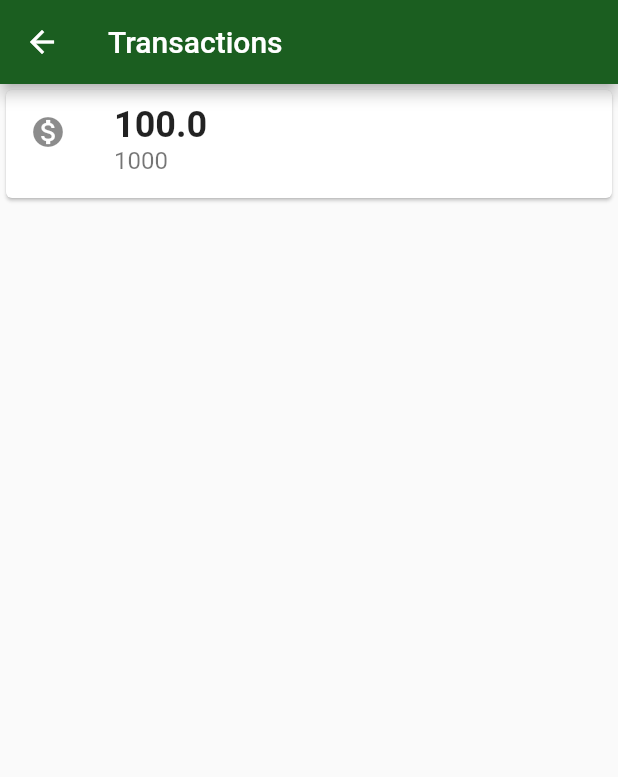
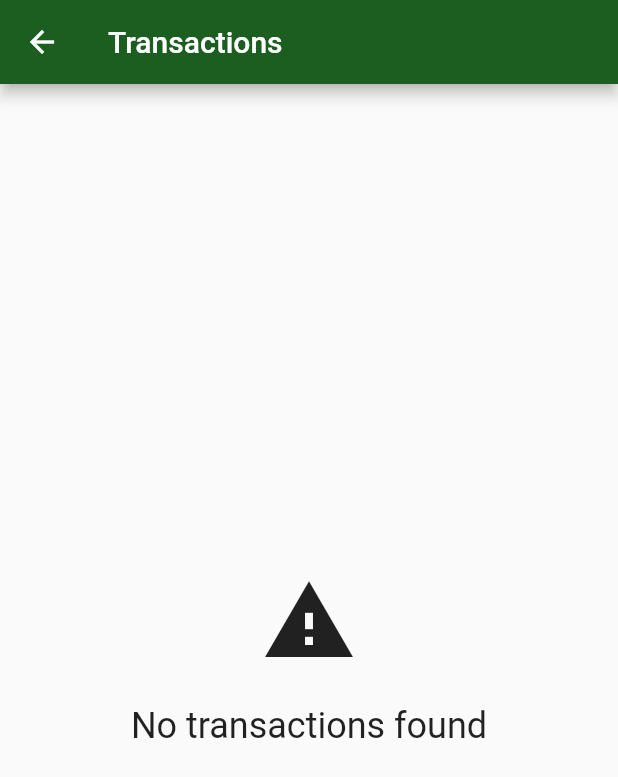
Before and after one commit to Gustav98/bytebank_persistencia_de_dados, a Flutter app: the screen it shows after launch, after a tap on "Transaction feed", on a phone screen of 412 x 824 dp. Shown: the top 777 px of the screen. Run offline on Flutter 3.47's test engine with Material 2 defaults, Android fonts, the phone set to English and light mode, and no system bars; our stand-ins replace sqflite; missing offline and left inert: http_interceptor; accounts and stored records are empty; statements that could not run were skipped.

Commit message:
Tratatativas para rota inválida, retorno vazio e mensagem sem transações

```diff
--- /dev/null
+++ b/lib/components/centered_message.dart
@@ -0,0 +1,41 @@
+import 'package:flutter/material.dart';
+
+class CenteredMessage extends StatelessWidget {
+  final String message;
+  final IconData? icon;
+  final double iconSize;
+  final double fontSize;
+
+  CenteredMessage(
+    this.message, {
+    this.icon,
+    this.iconSize = 64,
+    this.fontSize = 24,
+  });
+
+  @override
+  Widget build(BuildContext context) {
+    return Center(
+      child: Column(
+        mainAxisAlignment: MainAxisAlignment.center,
+        crossAxisAlignment: CrossAxisAlignment.center,
+        children: <Widget>[
+          Visibility(
+            child: Icon(
+              icon,
+              size: iconSize,
+            ),
+            visible: icon != null,
+          ),
+          Padding(
+            padding: const EdgeInsets.only(top: 24.0),
+            child: Text(
+              message,
+              style: TextStyle(fontSize: fontSize),
+            ),
+          ),
+        ],
+      ),
+    );
+  }
+}
--- /dev/null
+++ b/lib/components/progress.dart
@@ -0,0 +1,23 @@
+import 'package:flutter/material.dart';
+
+class Progress extends StatelessWidget {
+  final String message;
+
+  Progress({this.message = 'Loading'});
+  @override
+  Widget build(BuildContext context) {
+    return Center(
+      child: Column(
+        mainAxisAlignment: MainAxisAlignment.center,
+        crossAxisAlignment: CrossAxisAlignment.center,
+        children: <Widget>[
+          CircularProgressIndicator(),
+          Padding(
+            padding: EdgeInsets.only(top: 8.0),
+            child: Text("Loading..."),
+          )
+        ],
+      ),
+    );
+  }
+}
--- a/lib/http/webclient.dart
+++ b/lib/http/webclient.dart
@@ -1,8 +1,50 @@
+import 'dart:convert';
+
+import 'package:bytebank_flutter2/models/contact.dart';
+import 'package:bytebank_flutter2/models/transaction.dart';
 import 'package:http/http.dart';
+import 'package:http_interceptor/http_interceptor.dart';
 
-void findAll() async {
-  final Response response =
-      await get(Uri.parse('http://192.168.63.125:8080/transactions'));
+class LoggingInterceptor implements InterceptorContract {
+  @override
+  Future<RequestData> interceptRequest({required RequestData data}) async {
+    print('Request');
+    print('url: ${data.baseUrl}');
+    print('headers: ${data.headers}');
+    print('body: ${data.body}');
+    return data;
+  }
 
-  print(response.body);
+  @override
+  Future<ResponseData> interceptResponse({required ResponseData data}) async {
+    print('Response');
+    print('headers: ${data.headers}');
+    print('status code: ${data.statusCode}');
+    print('body: ${data.body}');
+    return data;
+  }
 }
+
+Future<List<Transaction>> findAll() async {
+  final Client client =
+      InterceptedClient.build(interceptors: [LoggingInterceptor()]);
+  final Response response = await client
+      .get(Uri.http('192.168.63.125:8080', 'transactions'))
+      .timeout(const Duration(seconds: 5));
+  final List<dynamic> decodedJson = jsonDecode(response.body);
+  final List<Transaction> transactions = [];
+
+  for (Map<String, dynamic> transactionJson in decodedJson) {
+    final Map<String, dynamic> contactJson = transactionJson['contact'];
+    final Transaction transaction = Transaction(
+      transactionJson['value'],
+      Contact(
+        contactJson['name'],
+        contactJson['accountNumber'],
+        0,
+      ),
+    );
+    transactions.add(transaction);
+  }
+  return transactions;
+}
--- a/lib/main.dart
+++ b/lib/main.dart
@@ -5,7 +5,7 @@ import 'screens/dashboard.dart';
 
 void main() {
   runApp(BytebankApp());
-  findAll();
+  findAll().then((transactions) => print('new transactions: ${transactions}'));
 }
 
 class BytebankApp extends StatelessWidget {
--- a/lib/screens/contacts_list.dart
+++ b/lib/screens/contacts_list.dart
@@ -4,6 +4,7 @@ import 'package:bytebank_flutter2/database/dao/contact_dao.dart';
 import 'package:bytebank_flutter2/screens/contact_form.dart';
 import 'package:flutter/material.dart';
 
+import '../components/progress.dart';
 import '../models/contact.dart';
 
 class ContactsList extends StatefulWidget {
@@ -28,19 +29,7 @@ class _ContactsListState extends State<ContactsList> {
             case ConnectionState.none:
               break;
             case ConnectionState.waiting:
-              return Center(
-                child: Column(
-                  mainAxisAlignment: MainAxisAlignment.center,
-                  crossAxisAlignment: CrossAxisAlignment.center,
-                  children: <Widget>[
-                    CircularProgressIndicator(),
-                    Padding(
-                      padding: EdgeInsets.only(top: 8.0),
-                      child: Text("Loading..."),
-                    )
-                  ],
-                ),
-              );
+              return Progress();
               break;
             case ConnectionState.active:
               break;
--- a/lib/screens/transactions_list.dart
+++ b/lib/screens/transactions_list.dart
@@ -1,19 +1,33 @@
+import 'package:bytebank_flutter2/components/centered_message.dart';
+import 'package:bytebank_flutter2/components/progress.dart';
+import 'package:bytebank_flutter2/http/webclient.dart';
 import 'package:flutter/material.dart';
-
-import '../models/contact.dart';
 import '../models/transaction.dart';
 
 class TransactionsList extends StatelessWidget {
-  final List<Transaction> transactions = [];
-
   @override
   Widget build(BuildContext context) {
-    transactions.add(Transaction(100.0, Contact('Alex', 1000, 0)));
     return Scaffold(
       appBar: AppBar(
-        title: Text('Transactions'),
+        title: const Text('Transactions'),
       ),
-      body: ListView.builder(
+      body: FutureBuilder<List<Transaction>>(
+        future: Future.delayed(Duration(seconds: 1)).then((value) => findAll()),
+        builder: (context, snapshot) {
+          switch (snapshot.connectionState) {
+            case ConnectionState.none:
+              break;
+            case ConnectionState.waiting:
+              return Progress();
+              break;
+            case ConnectionState.active:
+              break;
+            case ConnectionState.done:
+              if (snapshot.hasData) {
+                final List<Transaction> transactions =
+                    (snapshot.data as List<Transaction>);
+                if (transactions.isNotEmpty) {
+                  return ListView.builder(
                     itemBuilder: (context, index) {
                       final Transaction transaction = transactions[index];
                       return Card(
@@ -36,6 +50,17 @@ class TransactionsList extends StatelessWidget {
                       );
                     },
                     itemCount: transactions.length,
+                  );
+                }
+              }
+              return CenteredMessage(
+                'No transactions found',
+                icon: Icons.warning,
+              );
+              break;
+          }
+          return CenteredMessage('Unknow error');
+        },
       ),
     );
   }
--- a/pubspec.yaml
+++ b/pubspec.yaml
@@ -32,6 +32,7 @@ dependencies:
   sqflite:
   path:
   http:
+  http_interceptor:
 
   # The following adds the Cupertino Icons font to your application.
   # Use with the CupertinoIcons class for iOS style icons.
```
Also changed, not shown: pubspec.lock. Lines whose indentation alone changed are shown as unchanged.
